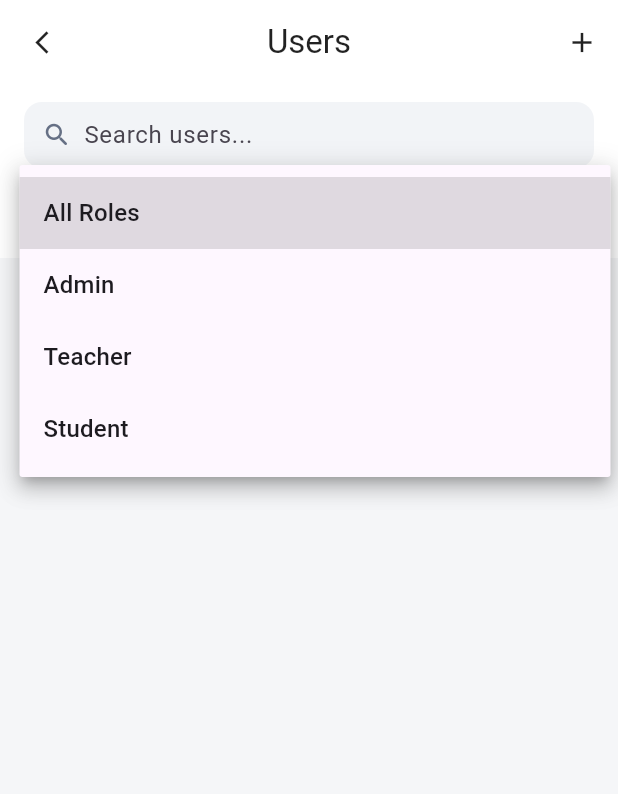
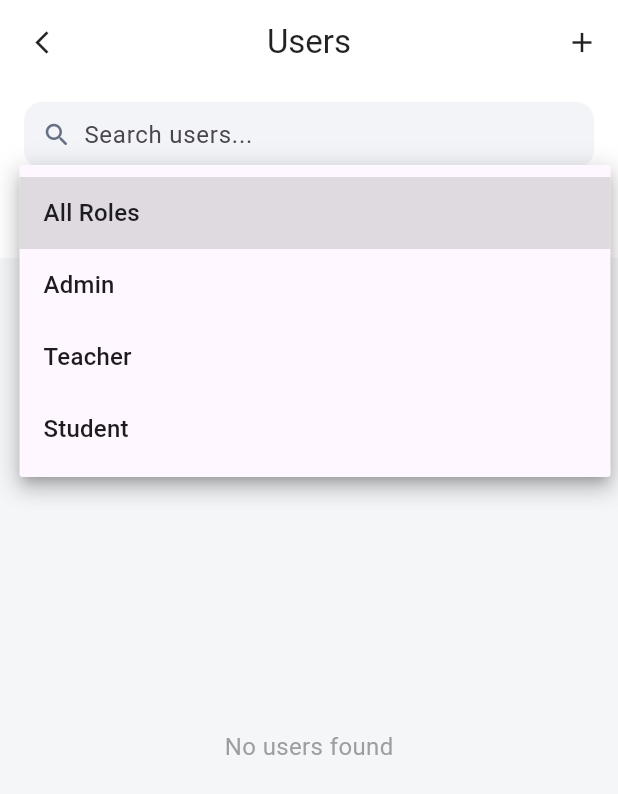
Before and after one commit to CS31A/attendance-management-mobile, a Flutter app: the UsersManagementScreen screen opened directly, after a tap on "All Roles", on a phone screen of 412 x 824 dp. Shown: the top 794 px of the screen. Run offline on Flutter 3.47's test engine with Material 3 defaults, Android fonts, the phone set to English and light mode, and no system bars; our stand-ins replace fl_chart, shared_preferences; missing offline and left inert: dart:html; accounts and stored records are empty; network calls fail.

Commit message:
feat: integrate users management into dashboard navigation

```diff
--- a/lib/screens/admin_dashboard.dart
+++ b/lib/screens/admin_dashboard.dart
@@ -89,7 +89,8 @@ class _AdminDashboardState extends State<AdminDashboard> with TickerProviderStat
       case 0:
         return _buildDashboardContent();
       case 1:
-        return const UserManagementHub();
+        // Changed this line to show the actual users management screen
+        return const UsersManagementScreen();
       case 2:
         return _buildReportsContent();
       case 3:
--- a/lib/screens/users_management_screen.dart
+++ b/lib/screens/users_management_screen.dart
@@ -13,7 +13,6 @@ class _UsersManagementScreenState extends State<UsersManagementScreen> {
   final GlobalKey<FormState> _editFormKey = GlobalKey<FormState>();
   final GlobalKey<FormState> _createFormKey = GlobalKey<FormState>();
 
-  String _selectedFilter = 'All';
   String _selectedRoleFilter = 'All Roles';
   final List<String> _roles = ['All Roles', 'Admin', 'Teacher', 'Student'];
 
@@ -61,7 +60,17 @@ class _UsersManagementScreenState extends State<UsersManagementScreen> {
         children: [
           _buildSearchAndFilters(context),
           Expanded(
-            child: ListView.builder(
+            child: _visibleUsers.isEmpty
+                ? const Center(
+                    child: Text(
+                      'No users found',
+                      style: TextStyle(
+                        color: Colors.grey,
+                        fontSize: 16,
+                      ),
+                    ),
+                  )
+                : ListView.builder(
                     padding: const EdgeInsets.symmetric(horizontal: 16),
                     itemCount: _visibleUsers.length,
                     itemBuilder: (context, index) {
@@ -72,7 +81,6 @@ class _UsersManagementScreenState extends State<UsersManagementScreen> {
           ),
         ],
       ),
-      bottomNavigationBar: null,
     );
   }
 
```
Lines whose indentation alone changed are shown as unchanged.
